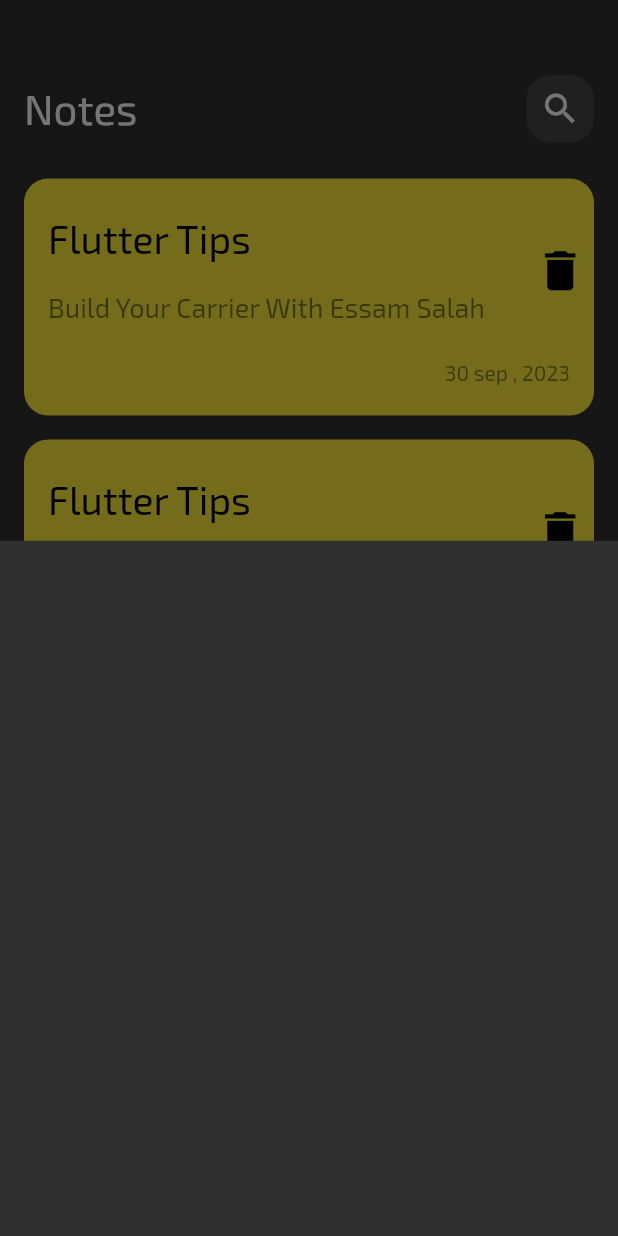
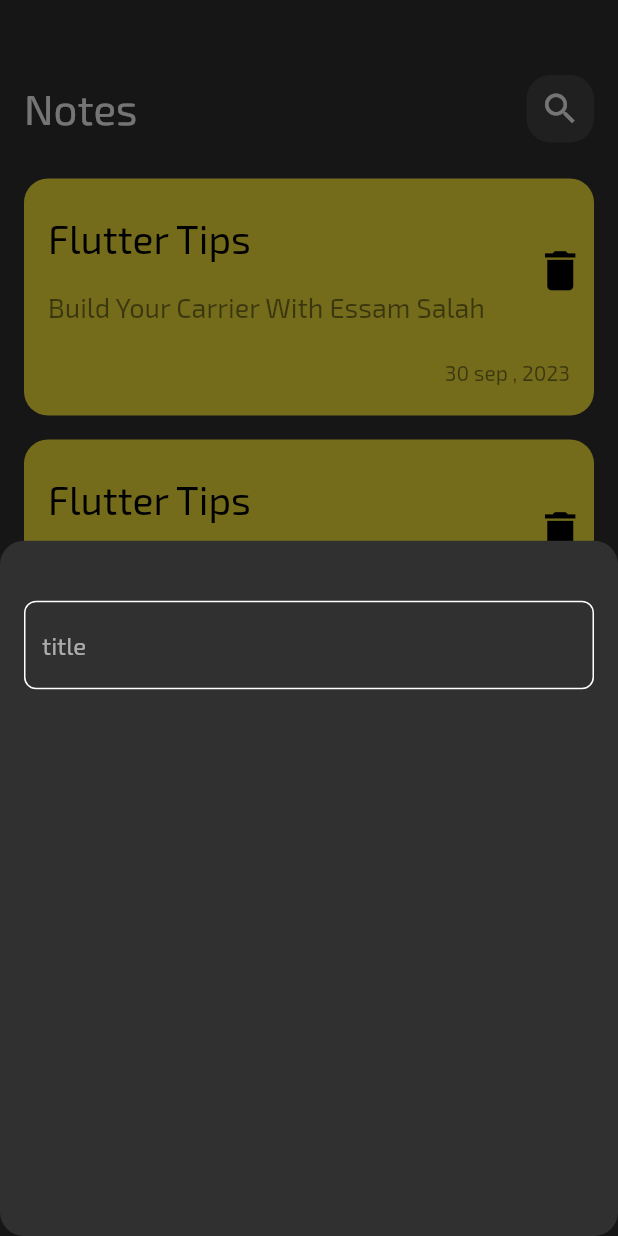
Before and after one commit to issam-S/note-app, a Flutter app: the screen it shows after launch, after a tap on the "add" icon, on a phone screen of 412 x 824 dp. Run offline on Flutter 3.47's test engine with Material 2 defaults, Android fonts, the phone set to English and light mode, and no system bars.

Commit message:
create custom TextFiled

```diff
--- /dev/null
+++ b/lib/constants.dart
@@ -0,0 +1,3 @@
+import 'package:flutter/animation.dart';
+
+const kPrimaryColor = Color(0xff62FCD7);
--- a/lib/views/notes_view.dart
+++ b/lib/views/notes_view.dart
@@ -11,6 +11,7 @@ class NotesView extends StatelessWidget {
       floatingActionButton: FloatingActionButton(
         onPressed: () {
           showModalBottomSheet(
+              shape: RoundedRectangleBorder(borderRadius: BorderRadius.circular(16)),
               context: context,
               builder: (context) {
                 return const AddNoteBottomSheet();
--- a/lib/views/widgets/add_note_bottom_sheet.dart
+++ b/lib/views/widgets/add_note_bottom_sheet.dart
@@ -1,10 +1,21 @@
 import 'package:flutter/material.dart';
+import 'package:note_app/views/widgets/custom_text_filed.dart';
 
 class AddNoteBottomSheet extends StatelessWidget {
   const AddNoteBottomSheet({Key? key}) : super(key: key);
 
   @override
   Widget build(BuildContext context) {
-    return Container();
+    return const Padding(
+      padding: EdgeInsets.symmetric(horizontal: 16),
+      child: Column(
+        children: [
+          SizedBox(
+            height: 40,
+          ),
+          CustomTextFiled()
+        ],
+      ),
+    );
   }
 }
--- /dev/null
+++ b/lib/views/widgets/custom_text_filed.dart
@@ -0,0 +1,28 @@
+import 'package:flutter/material.dart';
+import 'package:note_app/constants.dart';
+
+class CustomTextFiled extends StatelessWidget {
+  const CustomTextFiled({Key? key}) : super(key: key);
+
+  @override
+  Widget build(BuildContext context) {
+    return TextField(
+      cursorColor: kPrimaryColor,
+      decoration: InputDecoration(
+        hintText: 'title',
+        // hintStyle: const TextStyle(color: kPrimaryColor),
+        border: buildBorder(),
+        enabledBorder: buildBorder(),
+        focusedBorder: buildBorder(kPrimaryColor),
+      ),
+    );
+  }
+
+  OutlineInputBorder buildBorder([color]) {
+    return OutlineInputBorder(
+        borderRadius: BorderRadius.circular(8),
+        borderSide: BorderSide(
+          color: color ?? Colors.white,
+        ));
+  }
+}
```
